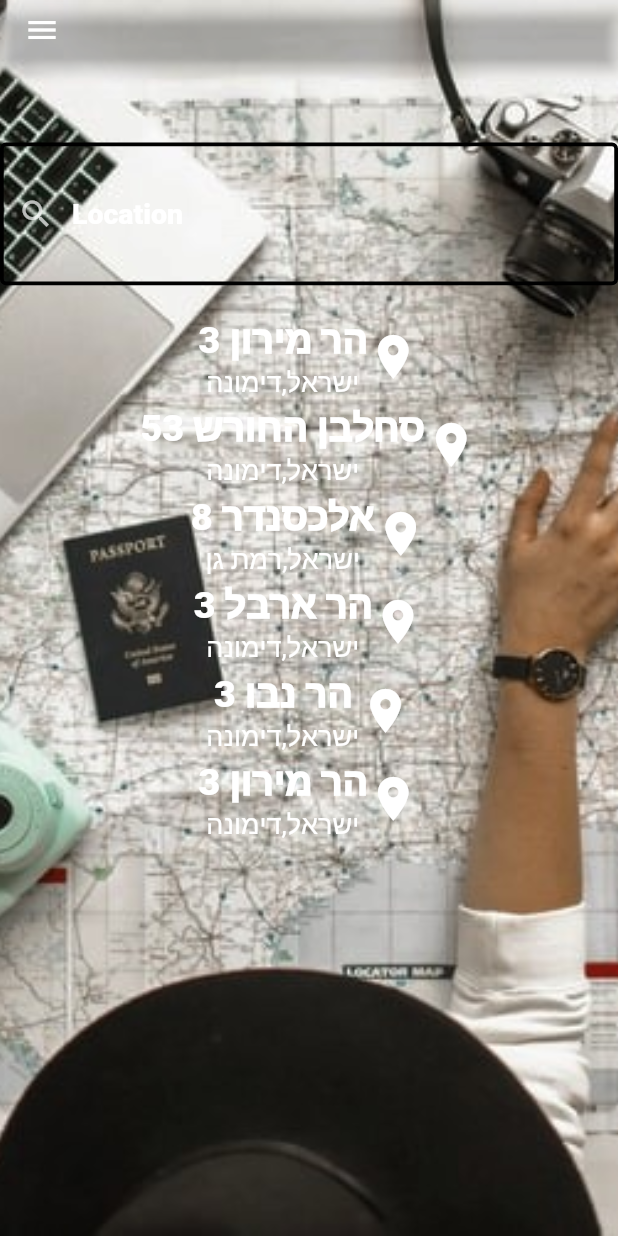
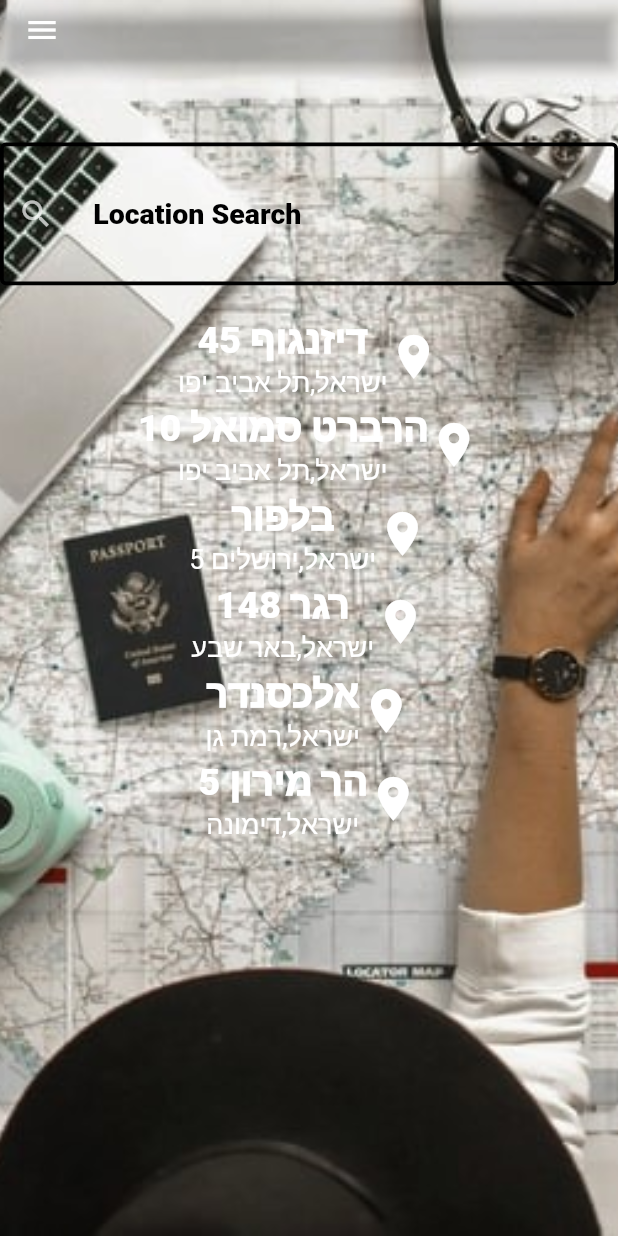
Before and after one commit to galbane-code/IctvApp, a Flutter app: the Location screen opened directly with empty values, on a phone screen of 412 x 824 dp. Run offline on Flutter 3.47's test engine with Material 2 defaults, Android fonts, the phone set to English and light mode, and no system bars; our stand-ins replace carousel_slider, dio, firebase_auth, firebase_core, font_awesome_flutter, google_fonts and 2 more; missing offline and left inert: geocoder, liquid_ui, shrink_sidemenu; accounts and stored records are empty; Roboto replaces fonts that are missing (Sansita); statements that could not run were skipped.

Commit message:
finish location page

```diff
--- a/lib/screens/locationScreen.dart
+++ b/lib/screens/locationScreen.dart
@@ -1,13 +1,14 @@
 import 'dart:async';
-
 import 'package:flutter/material.dart';
 import 'package:google_fonts/google_fonts.dart';
 import 'package:ictv/widgets/Location.dart';
+import 'package:ictv/widgets/RaisedGradientButton.dart';
 import 'package:ictv/widgets/buildMenu.dart';
 import 'package:liquid_ui/liquid_ui.dart';
 import 'package:shrink_sidemenu/shrink_sidemenu.dart';
 import 'package:dio/dio.dart';
 import 'package:ictv/credentials.dart';
+import 'package:geocoder/geocoder.dart';
 
 // ignore: camel_case_types
 class locationScreen extends StatelessWidget {
@@ -28,10 +29,25 @@ class locationScreen extends StatelessWidget {
 }
 
 // ignore: camel_case_types
+// ignore: must_be_immutable
 class Location extends StatefulWidget {
   // ignore: type_init_formals
   Location(String this.username, {Key key}) : super(key: key);
   final String username;
+  bool _choosenPlace = false;
+
+  int indexWidget = -9;
+  bool turnOn = false;
+  LocationWidget choosenPlace;
+
+  List<LocationWidget> suggestions = [
+    LocationWidget(Colors.white, "ישראל", "תל אביב יפו", "דיזנגוף 45"),
+    LocationWidget(Colors.white, "ישראל", "תל אביב יפו", "הרברט סמואל 10"),
+    LocationWidget(Colors.white, "5 ישראל", "ירושלים", "בלפור"),
+    LocationWidget(Colors.white, "ישראל", "באר שבע", "רגר 148"),
+    LocationWidget(Colors.white, "ישראל", "רמת גן", "אלכסנדר"),
+    LocationWidget(Colors.white, "ישראל", "דימונה", "הר מירון 5")
+  ];
 
   @override
   _LocationState createState() => _LocationState();
@@ -39,15 +55,6 @@ class Location extends StatefulWidget {
 
 // ignore: camel_case_types
 class _LocationState extends State<Location> {
-  List<LocationWidget> suggestions = [
-    LocationWidget("ישראל", "דימונה", "הר מירון 3"),
-    LocationWidget("ישראל", "דימונה", "סחלבן החורש 53"),
-    LocationWidget("ישראל", "רמת גן", "אלכסנדר 8"),
-    LocationWidget("ישראל", "דימונה", "הר ארבל 3"),
-    LocationWidget("ישראל", "דימונה", "הר נבו 3"),
-    LocationWidget("ישראל", "דימונה", "הר מירון 3")
-  ];
-
   Timer timerMoney;
   bool timerbool = false;
   TextEditingController locationEditor = new TextEditingController();
@@ -76,6 +83,30 @@ class _LocationState extends State<Location> {
     }
   }
 
+  void changeColorOne() {
+    if (this.widget.turnOn) {
+      for (var i = 0; i < this.widget.suggestions.length; i++) {
+        String country = this.widget.suggestions[i].country;
+        String city = this.widget.suggestions[i].city;
+        String streetAndNumber = this.widget.suggestions[i].streetAndNumber;
+        if (i == this.widget.indexWidget) {
+          this.widget.suggestions[i] =
+              LocationWidget(Colors.white, country, city, streetAndNumber);
+        }
+      }
+    } else {
+      for (var i = 0; i < this.widget.suggestions.length; i++) {
+        String country = this.widget.suggestions[i].country;
+        String city = this.widget.suggestions[i].city;
+        String streetAndNumber = this.widget.suggestions[i].streetAndNumber;
+        if (i == this.widget.indexWidget) {
+          this.widget.suggestions[i] =
+              LocationWidget(Colors.black, country, city, streetAndNumber);
+        }
+      }
+    }
+  }
+
   void getLocationResults(String text) async {
     if (text.isEmpty) {
       setState(() {});
@@ -86,13 +117,24 @@ class _LocationState extends State<Location> {
       String requset = '$baseUrl?input=$text&key=$PLACES_API&type=$type';
       Response response = await Dio().get(requset);
       final predictions = response.data['predictions'];
-      suggestions = new List<LocationWidget>();
 
-      for (var i = 0; i < predictions.length; i++) {
-        String name = predictions[i]['description'];
-        List<String> values = name.split(',');
-        suggestions.add(LocationWidget(values[2], values[1], values[0]));
+      this.widget.suggestions = new List<LocationWidget>();
+
+      if (predictions == null || predictions.length == 0) {
+        this.widget.suggestions = [];
+      } else {
+        for (var i = 0; i < predictions.length; i++) {
+          final query = predictions[i]['description'];
+          var addresses = await Geocoder.local.findAddressesFromQuery(query);
+          var first = addresses.first;
+          print("${first.featureName} : ${first.coordinates}");
+          String name = predictions[i]['description'];
+          List<String> values = name.split(',');
+          this.widget.suggestions.add(
+              LocationWidget(Colors.white, values[2], values[1], values[0]));
+        }
       }
+
       setState(() {});
     }
   }
@@ -171,10 +213,10 @@ class _LocationState extends State<Location> {
                                   ),
                                   prefixIcon: Icon(Icons.search),
                                   alignLabelWithHint: true,
-                                  labelText: "Location",
+                                  labelText: "   Location Search",
                                   labelStyle: GoogleFonts.indieFlower(
                                       fontWeight: FontWeight.w800,
-                                      color: Colors.white),
+                                      color: Colors.black),
                                   hintStyle: GoogleFonts.indieFlower(
                                       fontWeight: FontWeight.w800,
                                       color: Colors.black),
@@ -189,13 +231,71 @@ class _LocationState extends State<Location> {
                       child: ListView.builder(
                           padding: EdgeInsets.only(
                               bottom: 18, top: 18, left: 2, right: 2),
-                          itemCount: suggestions.length,
+                          itemCount: this.widget.suggestions.length,
                           itemBuilder: (BuildContext ctxt, int index) {
-                            return suggestions[index];
+                            return InkWell(
+                                child: this.widget.suggestions[index],
+                                onTap: () {
+                                  if (this.widget.turnOn) {
+                                    if (index == this.widget.indexWidget) {
+                                      this.widget._choosenPlace = false;
+                                      this.widget.indexWidget = index;
+                                      changeColorOne();
+                                      this.widget.choosenPlace =
+                                          this.widget.suggestions[index];
+                                      this.widget.turnOn = false;
+                                      this.widget.indexWidget = -9;
+
+                                      setState(() {});
+                                    }
+                                  } else {
+                                    this.widget._choosenPlace = true;
+                                    this.widget.indexWidget = index;
+                                    changeColorOne();
+                                    this.widget.choosenPlace = null;
+                                    this.widget.turnOn = true;
+
+                                    setState(() {});
+                                  }
+                                });
                           }),
                     ),
-                    Spacer(
+                    Flexible(
                       flex: 5,
+                      child: this.widget._choosenPlace
+                          ? Container(
+                              child: AnimatedOpacity(
+                                opacity: this.widget._choosenPlace ? 1.0 : 0.0,
+                                duration: Duration(milliseconds: 2500),
+                                child: Row(
+                                  mainAxisAlignment: MainAxisAlignment.center,
+                                  children: <Widget>[
+                                    Spacer(),
+                                    Flexible(
+                                      flex: 3,
+                                      child: RaisedGradientButton(
+                                        child: Text(
+                                          'Review Your ICTV',
+                                          style: GoogleFonts.indieFlower(
+                                              color: Colors.black,
+                                              fontWeight: FontWeight.bold),
+                                        ),
+                                        gradient:
+                                            LinearGradient(colors: <Color>[
+                                          Color(0xffD1D1CC),
+                                          Colors.white70,
+                                          Colors.white70,
+                                          Colors.white70,
+                                          Color(0xffD1D1CC),
+                                        ]),
+                                      ),
+                                    ),
+                                    Spacer(),
+                                  ],
+                                ),
+                              ),
+                            )
+                          : Container(),
                     )
                   ],
                 )
--- a/lib/widgets/Location.dart
+++ b/lib/widgets/Location.dart
@@ -1,8 +1,9 @@
 import 'package:flutter/material.dart';
 import 'package:google_fonts/google_fonts.dart';
 
-class LocationWidget extends StatelessWidget {
+class LocationWidget extends StatefulWidget {
   LocationWidget(
+    this.color,
     this.country,
     this.city,
     this.streetAndNumber, {
@@ -12,7 +13,13 @@ class LocationWidget extends StatelessWidget {
   final String country;
   final String city;
   final String streetAndNumber;
+  final Color color;
 
+  @override
+  _LocationWidgetState createState() => _LocationWidgetState();
+}
+
+class _LocationWidgetState extends State<LocationWidget> {
   @override
   Widget build(BuildContext context) {
     return Row(
@@ -29,17 +36,17 @@ class LocationWidget extends StatelessWidget {
             children: <Widget>[
               Flexible(
                   child: Text(
-                streetAndNumber,
+                widget.streetAndNumber,
                 style: GoogleFonts.sansita(
-                    color: Colors.white,
+                    color: this.widget.color,
                     fontWeight: FontWeight.w900,
                     fontSize: 25),
               )),
               Flexible(
                   child: Text(
-                country + "," + city,
+                widget.country + "," + widget.city,
                 style: GoogleFonts.sansita(
-                    color: Colors.white,
+                    color: this.widget.color,
                     fontWeight: FontWeight.w400,
                     fontSize: 18),
               ))
@@ -48,7 +55,11 @@ class LocationWidget extends StatelessWidget {
         ),
         Flexible(
           flex: 4,
-          child: Icon(Icons.location_on_sharp, size: 35),
+          child: Icon(
+            Icons.location_on_sharp,
+            size: 35,
+            color: this.widget.color,
+          ),
         )
       ],
     );
--- a/pubspec.yaml
+++ b/pubspec.yaml
@@ -41,6 +41,7 @@ dependencies:
   animated_headline: ^1.1.1
   carousel_slider: ^2.3.1
   dio: ^3.0.10
+  geocoder: ^0.2.1
 
 dev_dependencies:
   flutter_test:
```
Also changed, not shown: pubspec.lock.
